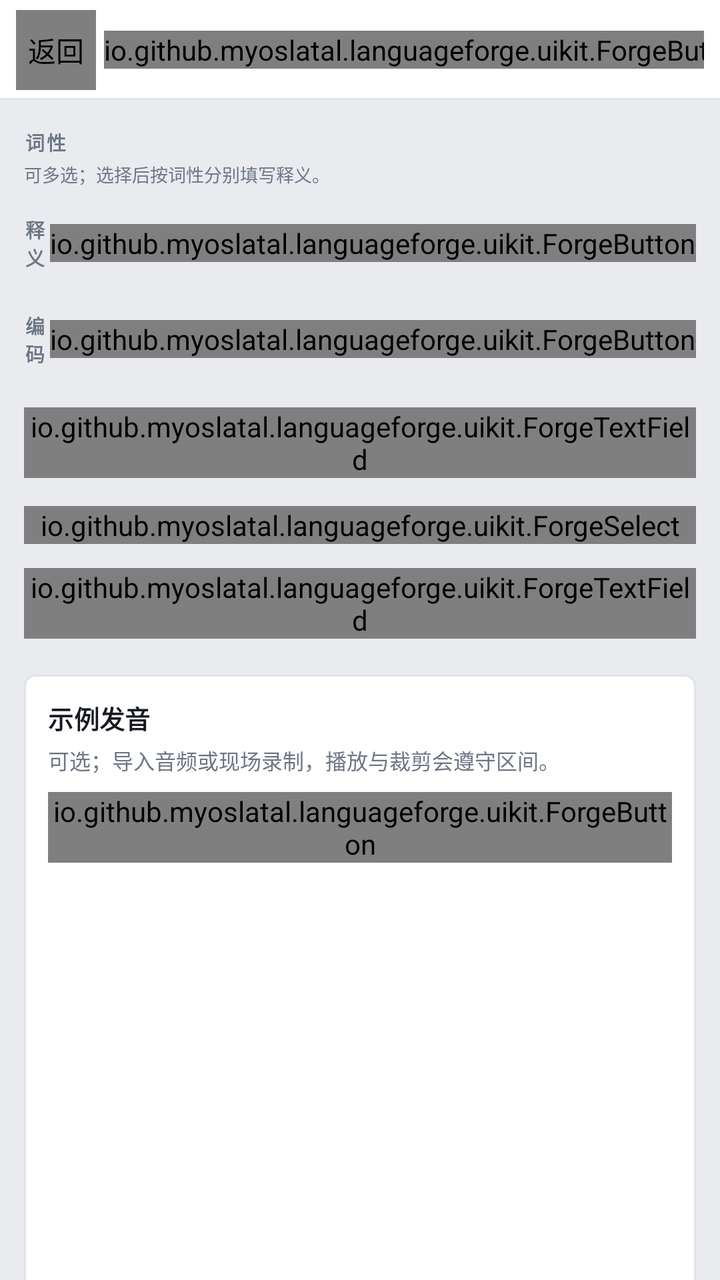
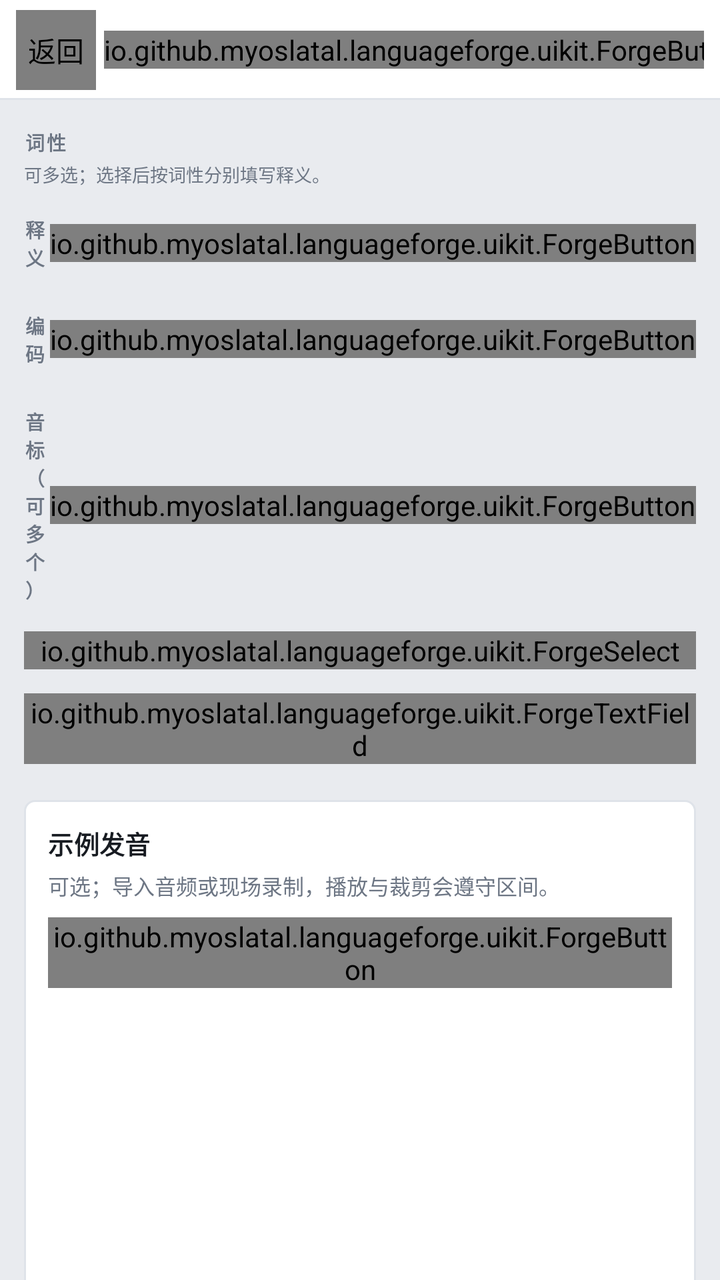

An Android layout rendered at two revisions. The XML below is the earlier revision; the diff shows what the commit changed to produce the second picture.
<!-- AndroidManifest.xml: application theme Theme.NostongueForge -->
<!-- res/layout/activity_vocabulary_editor.xml -->
<?xml version="1.0" encoding="utf-8"?>
<LinearLayout xmlns:android="http://schemas.android.com/apk/res/android"
    xmlns:app="http://schemas.android.com/apk/res-auto"
    android:id="@+id/vocab_editor_root"
    android:layout_width="match_parent"
    android:layout_height="match_parent"
    android:background="@color/forge_bg"
    android:orientation="vertical">

    <LinearLayout
        android:id="@+id/vocab_editor_topbar"
        android:layout_width="match_parent"
        android:layout_height="wrap_content"
        android:background="@drawable/forge_bg_topbar"
        android:orientation="vertical">

        <LinearLayout
            android:id="@+id/vocab_editor_topbar_row"
            android:layout_width="match_parent"
            android:layout_height="50dp"
            android:gravity="center_vertical"
            android:orientation="horizontal"
            android:paddingStart="8dp"
            android:paddingEnd="8dp">

            <io.github.myoslatal.languageforge.uikit.ForgeButton
                android:id="@+id/btn_vocab_back"
                android:layout_width="40dp"
                android:layout_height="40dp"
                android:contentDescription="返回"
                app:forgeIcon="@drawable/forge_ic_back"
                app:forgeVariant="ghost" />

            <TextView
                android:id="@+id/vocab_editor_title"
                style="@style/Forge.Text.Brand"
                android:layout_width="0dp"
                android:layout_height="wrap_content"
                android:layout_marginStart="4dp"
                android:layout_weight="1"
                android:includeFontPadding="false"
                android:maxLines="1"
                android:text="新建词汇" />

            <io.github.myoslatal.languageforge.uikit.ForgeButton
                android:id="@+id/btn_vocab_save"
                android:layout_width="wrap_content"
                android:layout_height="wrap_content"
                android:text="保存"
                app:forgeVariant="primary" />
        </LinearLayout>
    </LinearLayout>

    <ScrollView
        android:id="@+id/vocab_editor_scroll"
        android:layout_width="match_parent"
        android:layout_height="0dp"
        android:layout_weight="1"
        android:clipToPadding="true"
        android:fillViewport="false"
        android:overScrollMode="ifContentScrolls"
        android:scrollbars="none">

        <LinearLayout
            android:id="@+id/vocab_editor_content"
            android:layout_width="match_parent"
            android:layout_height="wrap_content"
            android:orientation="vertical"
            android:paddingStart="12dp"
            android:paddingTop="14dp"
            android:paddingEnd="12dp"
            android:paddingBottom="24dp">

            <LinearLayout
                android:id="@+id/pos_section"
                android:layout_width="match_parent"
                android:layout_height="wrap_content"
                android:orientation="vertical">

                <TextView
                    style="@style/Forge.Text.SectionTitle"
                    android:layout_width="match_parent"
                    android:layout_height="wrap_content"
                    android:text="词性" />

                <TextView
                    android:id="@+id/pos_hint"
                    style="@style/Forge.Text.Tiny"
                    android:layout_width="match_parent"
                    android:layout_height="wrap_content"
                    android:layout_marginTop="2dp"
                    android:text="可多选；选择后按词性分别填写释义。" />

                <LinearLayout
                    android:id="@+id/pos_options"
                    android:layout_width="match_parent"
                    android:layout_height="wrap_content"
                    android:layout_marginTop="2dp"
                    android:orientation="vertical" />
            </LinearLayout>

            <LinearLayout
                android:id="@+id/meanings_header"
                android:layout_width="match_parent"
                android:layout_height="wrap_content"
                android:layout_marginTop="12dp"
                android:gravity="center_vertical"
                android:orientation="horizontal">

                <TextView
                    style="@style/Forge.Text.SectionTitle"
                    android:layout_width="0dp"
                    android:layout_height="wrap_content"
                    android:layout_weight="1"
                    android:text="释义" />

                <io.github.myoslatal.languageforge.uikit.ForgeButton
                    android:id="@+id/btn_add_meaning"
                    android:layout_width="wrap_content"
                    android:layout_height="wrap_content"
                    android:text="＋ 添加"
                    android:textSize="11sp"
                    app:forgeVariant="ghost" />
            </LinearLayout>

            <LinearLayout
                android:id="@+id/meanings_container"
                android:layout_width="match_parent"
                android:layout_height="wrap_content"
                android:layout_marginTop="6dp"
                android:orientation="vertical" />

            <LinearLayout
                android:layout_width="match_parent"
                android:layout_height="wrap_content"
                android:layout_marginTop="14dp"
                android:gravity="center_vertical"
                android:orientation="horizontal">

                <TextView
                    style="@style/Forge.Text.SectionTitle"
                    android:layout_width="0dp"
                    android:layout_height="wrap_content"
                    android:layout_weight="1"
                    android:text="编码" />

                <io.github.myoslatal.languageforge.uikit.ForgeButton
                    android:id="@+id/btn_add_code"
                    android:layout_width="wrap_content"
                    android:layout_height="wrap_content"
                    android:text="＋ 添加"
                    android:textSize="11sp"
                    app:forgeVariant="ghost" />
            </LinearLayout>

            <LinearLayout
                android:id="@+id/codes_container"
                android:layout_width="match_parent"
                android:layout_height="wrap_content"
                android:layout_marginTop="6dp"
                android:orientation="vertical" />

            <io.github.myoslatal.languageforge.uikit.ForgeTextField
                android:id="@+id/vocab_phonetic"
                android:layout_width="match_parent"
                android:layout_height="wrap_content"
                android:layout_marginTop="14dp"
                app:forgeLabel="音标"
                app:forgeHint="例如：/ˈæp.əl/" />

            <io.github.myoslatal.languageforge.uikit.ForgeSelect
                android:id="@+id/vocab_type"
                android:layout_width="match_parent"
                android:layout_height="wrap_content"
                android:layout_marginTop="14dp"
                app:forgeLabel="类型" />

            <LinearLayout
                android:id="@+id/text_container"
                android:layout_width="match_parent"
                android:layout_height="wrap_content"
                android:layout_marginTop="12dp"
                android:orientation="vertical">

                <io.github.myoslatal.languageforge.uikit.ForgeTextField
                    android:id="@+id/vocab_text"
                    android:layout_width="match_parent"
                    android:layout_height="wrap_content"
                    app:forgeLabel="文本词语"
                    app:forgeHint="例如：apple" />
            </LinearLayout>

            <LinearLayout
                android:id="@+id/unicode_container"
                android:layout_width="match_parent"
                android:layout_height="wrap_content"
                android:layout_marginTop="12dp"
                android:orientation="vertical"
                android:visibility="gone">

                <LinearLayout
                    android:layout_width="match_parent"
                    android:layout_height="wrap_content"
                    android:gravity="center_vertical"
                    android:orientation="horizontal">

                    <TextView
                        style="@style/Forge.Text.SectionTitle"
                        android:layout_width="0dp"
                        android:layout_height="wrap_content"
                        android:layout_weight="1"
                        android:text="Unicode 码点" />

                    <io.github.myoslatal.languageforge.uikit.ForgeButton
                        android:id="@+id/btn_add_codepoint"
                        android:layout_width="wrap_content"
                        android:layout_height="wrap_content"
                        android:text="＋ 添加"
                        android:textSize="11sp"
                        app:forgeVariant="ghost" />
                </LinearLayout>

                <LinearLayout
                    android:id="@+id/codepoints_container"
                    android:layout_width="match_parent"
                    android:layout_height="wrap_content"
                    android:layout_marginTop="6dp"
                    android:orientation="vertical" />

                <TextView
                    android:id="@+id/unicode_preview"
                    style="@style/Forge.Text.Hint"
                    android:layout_width="match_parent"
                    android:layout_height="wrap_content"
                    android:layout_marginTop="6dp"
                    android:text="预览：—" />
            </LinearLayout>

            <LinearLayout
                android:id="@+id/combo_container"
                android:layout_width="match_parent"
                android:layout_height="wrap_content"
                android:layout_marginTop="12dp"
                android:orientation="vertical"
                android:visibility="gone">

                <LinearLayout
                    android:layout_width="match_parent"
                    android:layout_height="wrap_content"
                    android:gravity="center_vertical"
                    android:orientation="horizontal">

                    <TextView
                        style="@style/Forge.Text.SectionTitle"
                        android:layout_width="0dp"
                        android:layout_height="wrap_content"
                        android:layout_weight="1"
                        android:text="组合部分" />

                    <io.github.myoslatal.languageforge.uikit.ForgeButton
                        android:id="@+id/btn_pick_parts"
                        android:layout_width="wrap_content"
                        android:layout_height="wrap_content"
                        android:text="选择词汇"
                        android:textSize="11sp"
                        app:forgeVariant="default" />
                </LinearLayout>

                <LinearLayout
                    android:id="@+id/combo_selected"
                    android:layout_width="match_parent"
                    android:layout_height="wrap_content"
                    android:layout_marginTop="6dp"
                    android:orientation="vertical" />

                <TextView
                    android:id="@+id/combo_preview"
                    style="@style/Forge.Text.Hint"
                    android:layout_width="match_parent"
                    android:layout_height="wrap_content"
                    android:layout_marginTop="6dp"
                    android:text="已选 0 个部分（至少 2 个）" />
            </LinearLayout>

            <LinearLayout
                android:id="@+id/image_container"
                android:layout_width="match_parent"
                android:layout_height="wrap_content"
                android:layout_marginTop="12dp"
                android:background="@drawable/forge_bg_card"
                android:orientation="vertical"
                android:padding="12dp"
                android:visibility="gone">

                <TextView
                    android:id="@+id/image_hint"
                    style="@style/Forge.Text.Hint"
                    android:layout_width="match_parent"
                    android:layout_height="wrap_content"
                    android:text="导入图片或手绘文字；图片会保存为项目资源。" />

                <LinearLayout
                    android:id="@+id/image_empty_actions"
                    android:layout_width="match_parent"
                    android:layout_height="wrap_content"
                    android:layout_marginTop="8dp"
                    android:orientation="horizontal">

                    <io.github.myoslatal.languageforge.uikit.ForgeButton
                        android:id="@+id/btn_import_image"
                        android:layout_width="wrap_content"
                        android:layout_height="wrap_content"
                        android:text="导入图片"
                        android:textSize="11sp"
                        app:forgeVariant="default" />

                    <io.github.myoslatal.languageforge.uikit.ForgeButton
                        android:id="@+id/btn_draw_image"
                        android:layout_width="wrap_content"
                        android:layout_height="wrap_content"
                        android:layout_marginStart="6dp"
                        android:text="手绘文字"
                        android:textSize="11sp"
                        app:forgeVariant="default" />
                </LinearLayout>

                <LinearLayout
                    android:id="@+id/image_preview_box"
                    android:layout_width="match_parent"
                    android:layout_height="wrap_content"
                    android:orientation="vertical"
                    android:visibility="gone">

                    <ImageView
                        android:id="@+id/image_preview"
                        android:layout_width="match_parent"
                        android:layout_height="180dp"
                        android:layout_marginTop="8dp"
                        android:background="@color/forge_panel2"
                        android:contentDescription="自定义文字预览"
                        android:scaleType="fitCenter" />

                    <TextView
                        android:id="@+id/image_size"
                        style="@style/Forge.Text.Tiny"
                        android:layout_width="match_parent"
                        android:layout_height="wrap_content"
                        android:layout_marginTop="4dp"
                        android:text="0 × 0 px" />

                    <LinearLayout
                        android:layout_width="match_parent"
                        android:layout_height="wrap_content"
                        android:layout_marginTop="8dp"
                        android:orientation="horizontal">

                        <io.github.myoslatal.languageforge.uikit.ForgeButton
                            android:id="@+id/btn_reimport_image"
                            android:layout_width="wrap_content"
                            android:layout_height="wrap_content"
                            android:text="重新导入"
                            android:textSize="11sp"
                            app:forgeVariant="ghost" />

                        <io.github.myoslatal.languageforge.uikit.ForgeButton
                            android:id="@+id/btn_redraw_image"
                            android:layout_width="wrap_content"
                            android:layout_height="wrap_content"
                            android:layout_marginStart="4dp"
                            android:text="重新绘制"
                            android:textSize="11sp"
                            app:forgeVariant="ghost" />

                        <io.github.myoslatal.languageforge.uikit.ForgeButton
                            android:id="@+id/btn_remove_image"
                            android:layout_width="wrap_content"
                            android:layout_height="wrap_content"
                            android:layout_marginStart="4dp"
                            android:text="移除"
                            android:textSize="11sp"
                            app:forgeVariant="ghost" />
                    </LinearLayout>
                </LinearLayout>
            </LinearLayout>

            <LinearLayout
                android:id="@+id/audio_container"
                android:layout_width="match_parent"
                android:layout_height="wrap_content"
                android:layout_marginTop="18dp"
                android:background="@drawable/forge_bg_card"
                android:orientation="vertical"
                android:padding="12dp">

                <TextView
                    style="@style/Forge.Text.Brand"
                    android:layout_width="match_parent"
                    android:layout_height="wrap_content"
                    android:text="示例发音" />

                <TextView
                    android:id="@+id/audio_hint"
                    style="@style/Forge.Text.Hint"
                    android:layout_width="match_parent"
                    android:layout_height="wrap_content"
                    android:layout_marginTop="4dp"
                    android:text="可选；导入音频或现场录制，播放与裁剪会遵守区间。" />

                <LinearLayout
                    android:id="@+id/audio_empty_actions"
                    android:layout_width="match_parent"
                    android:layout_height="wrap_content"
                    android:layout_marginTop="8dp"
                    android:orientation="horizontal">

                    <io.github.myoslatal.languageforge.uikit.ForgeButton
                        android:id="@+id/btn_import_audio"
                        android:layout_width="wrap_content"
                        android:layout_height="wrap_content"
                        android:text="导入音频"
                        android:textSize="11sp"
                        app:forgeVariant="default" />

                    <io.github.myoslatal.languageforge.uikit.ForgeButton
                        android:id="@+id/btn_record_audio"
                        android:layout_width="wrap_content"
                        android:layout_height="wrap_content"
                        android:layout_marginStart="6dp"
                        android:text="录制音频"
                        android:textSize="11sp"
                        app:forgeVariant="default" />
                </LinearLayout>

                <LinearLayout
                    android:id="@+id/audio_ready_box"
                    android:layout_width="match_parent"
                    android:layout_height="wrap_content"
                    android:orientation="vertical"
                    android:visibility="gone">

                    <TextView
                        android:id="@+id/audio_name"
                        style="@style/Forge.Text.Tiny"
                        android:layout_width="match_parent"
                        android:layout_height="wrap_content"
                        android:layout_marginTop="6dp"
                        android:text="audio.m4a" />

                    <TextView
                        android:id="@+id/audio_duration"
                        style="@style/Forge.Text.Hint"
                        android:layout_width="match_parent"
                        android:layout_height="wrap_content"
                        android:layout_marginTop="2dp"
                        android:text="时长：0.0s" />

                    <LinearLayout
                        android:layout_width="match_parent"
                        android:layout_height="wrap_content"
                        android:layout_marginTop="6dp"
                        android:orientation="horizontal">

                        <io.github.myoslatal.languageforge.uikit.ForgeButton
                            android:id="@+id/btn_play_audio"
                            android:layout_width="wrap_content"
                            android:layout_height="wrap_content"
                            android:text="播放"
                            android:textSize="11sp"
                            app:forgeVariant="on" />

                        <io.github.myoslatal.languageforge.uikit.ForgeButton
                            android:id="@+id/btn_remove_audio"
                            android:layout_width="wrap_content"
                            android:layout_height="wrap_content"
                            android:layout_marginStart="4dp"
                            android:text="移除"
                            android:textSize="11sp"
                            app:forgeVariant="ghost" />

                        <io.github.myoslatal.languageforge.uikit.ForgeButton
                            android:id="@+id/btn_reimport_audio"
                            android:layout_width="wrap_content"
                            android:layout_height="wrap_content"
                            android:layout_marginStart="4dp"
                            android:text="重新导入"
                            android:textSize="11sp"
                            app:forgeVariant="ghost" />

                        <io.github.myoslatal.languageforge.uikit.ForgeButton
                            android:id="@+id/btn_rerecord_audio"
                            android:layout_width="wrap_content"
                            android:layout_height="wrap_content"
                            android:layout_marginStart="4dp"
                            android:text="重录"
                            android:textSize="11sp"
                            app:forgeVariant="ghost" />
                    </LinearLayout>

                    <LinearLayout
                        android:id="@+id/audio_trim_box"
                        android:layout_width="match_parent"
                        android:layout_height="wrap_content"
                        android:layout_marginTop="8dp"
                        android:orientation="vertical">

                        <TextView
                            android:id="@+id/audio_start_label"
                            style="@style/Forge.Text.Tiny"
                            android:layout_width="match_parent"
                            android:layout_height="wrap_content"
                            android:text="开始：0.0s" />

                        <SeekBar
                            android:id="@+id/audio_start_seek"
                            android:layout_width="match_parent"
                            android:layout_height="wrap_content"
                            android:max="1000"
                            android:progress="0" />

                        <TextView
                            android:id="@+id/audio_end_label"
                            style="@style/Forge.Text.Tiny"
                            android:layout_width="match_parent"
                            android:layout_height="wrap_content"
                            android:text="结束：0.0s" />

                        <SeekBar
                            android:id="@+id/audio_end_seek"
                            android:layout_width="match_parent"
                            android:layout_height="wrap_content"
                            android:max="1000"
                            android:progress="1000" />

                        <TextView
                            android:id="@+id/audio_range_text"
                            style="@style/Forge.Text.Hint"
                            android:layout_width="match_parent"
                            android:layout_height="wrap_content"
                            android:text="区间：0.0 – 0.0s / 0.0s" />

                        <io.github.myoslatal.languageforge.uikit.ForgeButton
                            android:id="@+id/btn_preview_audio"
                            android:layout_width="wrap_content"
                            android:layout_height="wrap_content"
                            android:layout_marginTop="4dp"
                            android:text="试听裁剪"
                            android:textSize="11sp"
                            app:forgeVariant="ghost" />
                    </LinearLayout>
                </LinearLayout>
            </LinearLayout>
        </LinearLayout>
    </ScrollView>
</LinearLayout>
<!-- resources referenced by this layout -->
<resources>
  <color name="forge_bg">#E9EBEF</color>
  <color name="forge_panel2">#F6F7F9</color>
  <!-- drawable forge_bg_card (drawable) -->
  <?xml version="1.0" encoding="utf-8"?>
  <shape xmlns:android="http://schemas.android.com/apk/res/android" android:shape="rectangle">
      <solid android:color="@color/forge_panel" />
      <stroke android:width="1dp" android:color="@color/forge_line" />
      <corners android:radius="@dimen/forge_radius" />
  </shape>
  <!-- drawable forge_bg_topbar (drawable) -->
  <?xml version="1.0" encoding="utf-8"?>
  <layer-list xmlns:android="http://schemas.android.com/apk/res/android">
      <item><shape android:shape="rectangle"><solid android:color="@color/forge_panel" /></shape></item>
      <item android:gravity="bottom" android:height="1dp"><shape android:shape="rectangle"><solid android:color="@color/forge_line" /></shape></item>
  </layer-list>
  <!-- drawable forge_ic_back (drawable) -->
  <?xml version="1.0" encoding="utf-8"?>
  <vector xmlns:android="http://schemas.android.com/apk/res/android"
      android:width="24dp" android:height="24dp"
      android:viewportWidth="24" android:viewportHeight="24">
      <path android:pathData="M15,5 L8,12 L15,19"
          android:strokeColor="@color/forge_muted" android:strokeWidth="1.7"
          android:strokeLineCap="round" android:strokeLineJoin="round"
          android:fillColor="@android:color/transparent" />
  </vector>
  <style name="Forge.Text.Brand" parent="Forge.Text">
          <item name="android:textSize">@dimen/forge_text_brand</item>
          <item name="android:textStyle">bold</item>
          <item name="android:letterSpacing">0.01</item>
          <item name="android:textColor">@color/forge_text</item>
      </style>
  <style name="Forge.Text.Hint" parent="Forge.Text">
          <item name="android:textSize">@dimen/forge_text_hint</item>
          <item name="android:textColor">@color/forge_muted</item>
          <item name="android:lineSpacingMultiplier">1.6</item>
      </style>
  <style name="Forge.Text.SectionTitle" parent="Forge.Text">
          <item name="android:textSize">@dimen/forge_text_section_title</item>
          <item name="android:textStyle">bold</item>
          <item name="android:letterSpacing">0.12</item>
          <item name="android:textAllCaps">true</item>
          <item name="android:textColor">@color/forge_muted</item>
      </style>
  <style name="Forge.Text.Tiny" parent="Forge.Text">
          <item name="android:textSize">@dimen/forge_text_tiny</item>
          <item name="android:textColor">@color/forge_muted</item>
      </style>
  <color name="forge_panel">#FFFFFF</color>
  <color name="forge_line">#DFE3E9</color>
  <dimen name="forge_radius">5dp</dimen>
  <color name="forge_muted">#6D7684</color>
  <style name="Forge.Text" parent="TextAppearance.AppCompat">
          <item name="android:fontFamily">sans-serif</item>
          <item name="android:textSize">@dimen/forge_text_body</item>
          <item name="android:textColor">@color/forge_text</item>
      </style>
  <dimen name="forge_text_brand">12.5sp</dimen>
  <color name="forge_text">#171B21</color>
  <dimen name="forge_text_hint">10.5sp</dimen>
  <dimen name="forge_text_section_title">9.5sp</dimen>
  <dimen name="forge_text_tiny">9sp</dimen>
  <color name="forge_accent">#2F6FEB</color>
  <color name="forge_faint">#9AA3B0</color>
  <dimen name="forge_text_body">12.5sp</dimen>
  <!-- unchanged entries left out for length: 1 -->
</resources>

<!-- the commit's change to res/layout/activity_vocabulary_editor.xml (unified diff, before → after) -->
@@ -160,13 +160,34 @@
                 android:layout_marginTop="6dp"
                 android:orientation="vertical" />
 
-            <io.github.myoslatal.languageforge.uikit.ForgeTextField
-                android:id="@+id/vocab_phonetic"
+            <LinearLayout
                 android:layout_width="match_parent"
                 android:layout_height="wrap_content"
                 android:layout_marginTop="14dp"
-                app:forgeLabel="音标"
-                app:forgeHint="例如：/ˈæp.əl/" />
+                android:gravity="center_vertical"
+                android:orientation="horizontal">
+
+                <TextView
+                    style="@style/Forge.Text.SectionTitle"
+                    android:layout_width="0dp"
+                    android:layout_height="wrap_content"
+                    android:layout_weight="1"
+                    android:text="音标（可多个）" />
+
+                <io.github.myoslatal.languageforge.uikit.ForgeButton
+                    android:id="@+id/btn_add_phonetic"
+                    android:layout_width="wrap_content"
+                    android:layout_height="wrap_content"
+                    android:text="＋ 添加音标"
+                    android:textSize="11sp"
+                    app:forgeVariant="ghost" />
+            </LinearLayout>
+
+            <LinearLayout
+                android:id="@+id/phonetics_container"
+                android:layout_width="match_parent"
+                android:layout_height="wrap_content"
+                android:orientation="vertical" />
 
             <io.github.myoslatal.languageforge.uikit.ForgeSelect
                 android:id="@+id/vocab_type"
